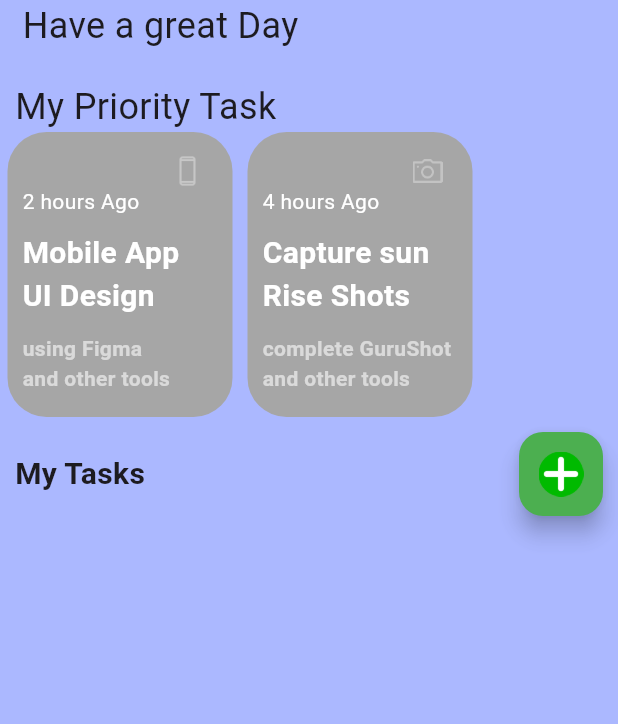
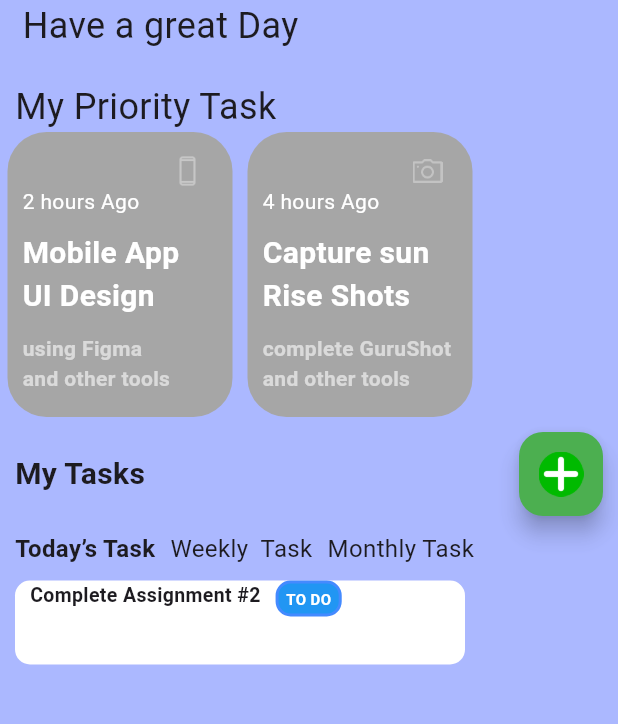
Before and after one commit to SoftwareDeveloper-flutter/note_app_3, a Flutter app: the HomeScreen screen opened directly, on a phone screen of 412 x 824 dp, the part 150-874 px from its top. Run offline on Flutter 3.47's test engine with Material 3 defaults, Android fonts, the phone set to English and light mode, and no system bars.

Commit message:
second screen done

```diff
--- a/lib/screens/home_screen.dart
+++ b/lib/screens/home_screen.dart
@@ -178,7 +178,68 @@ class HomeScreen extends StatelessWidget{
             const SizedBox(width: 10),
             ],
           ),
+        ),
+       const  Padding(
+          padding: EdgeInsets.only(top:10,left:10),
+          child:Row(
+         children:[
+             Text("Today’s Task",style:TextStyle(fontSize:16,fontWeight:FontWeight.bold)),
+               SizedBox(width: 10),
+              Text("Weekly  Task",style:TextStyle(fontSize:16)),
+                SizedBox(width: 10),
+               Text("Monthly Task",style:TextStyle(fontSize:16)),
+         ]
         )
+        ),
+           Padding(
+          padding:const EdgeInsets.only(top:10,left:10),
+          child:Row(
+            children:[
+             Container(
+              width: 300,
+              height:56,
+               decoration: BoxDecoration(
+              color: Colors.white,
+        borderRadius: BorderRadius.circular(10),
+      ),
+    child: Padding(
+      padding:const EdgeInsets.only(left:10),
+      child: Row(
+            crossAxisAlignment: CrossAxisAlignment.start,
+            children: [
+              const Text(
+                "Complete Assignment #2",
+                style: TextStyle(fontSize: 13, fontWeight: FontWeight.bold),
+              ),
+              const SizedBox(width: 10),
+
+
+              Container(
+                padding: const EdgeInsets.symmetric(horizontal: 5, vertical: 3),
+
+                decoration: BoxDecoration(
+                  color: Colors.blue,
+                  borderRadius: BorderRadius.circular(10),
+                  border: Border.all(color: Colors.blueAccent, width: 2),
+                ),
+                child: const Text(
+                  "TO DO",
+                  style: TextStyle(
+                    fontSize: 10,
+                    fontWeight: FontWeight.bold,
+                    color: Colors.white, // Text color
+                  ),
+                ),
+              ),
+            ],
+
+      ),
+     ),
+      )
+            ],
+
+        )
+        ),
           ],
 
         ),
```
